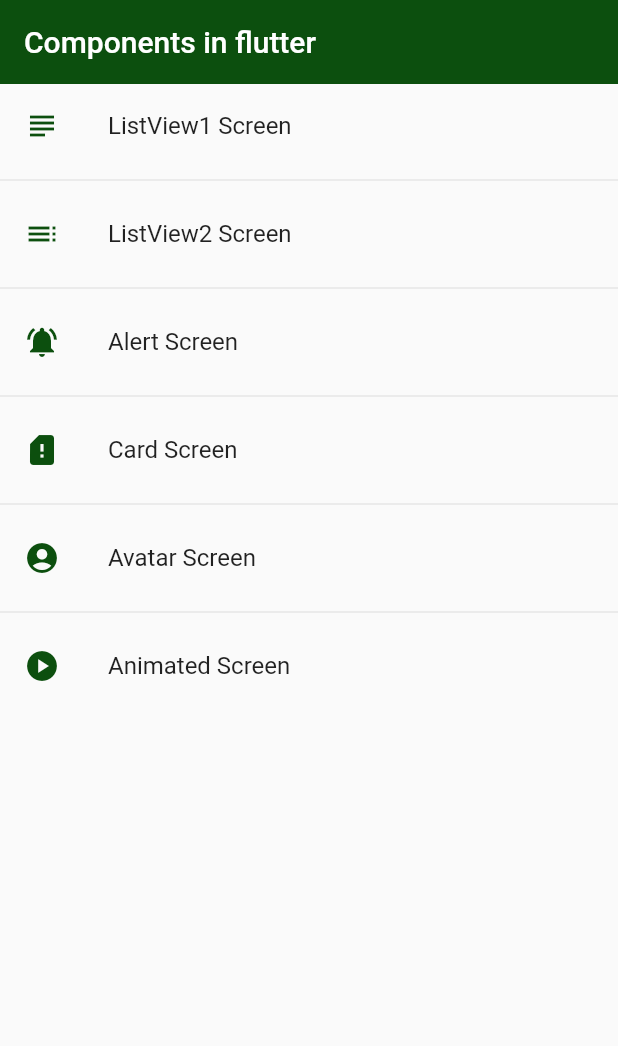
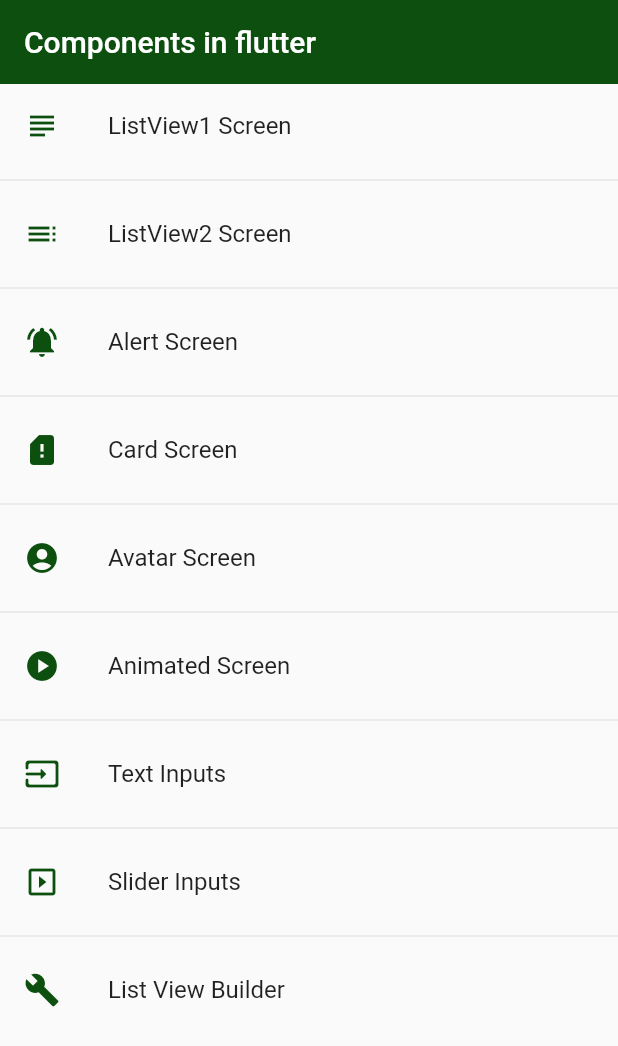
Before and after one commit to sebasgarcia29/widgets-flutter, a Flutter app: the screen it shows after launch, on a phone screen of 412 x 824 dp. Shown: the top 1046 px of the screen. Run offline on Flutter 3.47's test engine with Material 2 defaults, Android fonts, the phone set to English and light mode, and no system bars.

```diff
--- a/lib/router/app_routes.dart
+++ b/lib/router/app_routes.dart
@@ -49,6 +49,24 @@ class AppRoutes {
       screen: const AnimatedScreen(),
       icon: Icons.play_circle,
     ),
+    MenuOption(
+      route: 'inputs',
+      name: 'Text Inputs',
+      screen: const InputsScreen(),
+      icon: Icons.input_rounded,
+    ),
+    MenuOption(
+      route: 'inputs',
+      name: 'Slider Inputs',
+      screen: const SliderScreen(),
+      icon: Icons.slideshow,
+    ),
+    MenuOption(
+      route: 'listViewBuilder',
+      name: 'List View Builder',
+      screen: const ListViewBuilderScreen(),
+      icon: Icons.build,
+    ),
   ];
 
   static Map<String, Widget Function(BuildContext)> getAppRoutes() {
--- a/lib/screens/screens.dart
+++ b/lib/screens/screens.dart
@@ -1,8 +1,10 @@
+export 'package:fl_components/screens/alert_screen.dart';
 export 'package:fl_components/screens/animated_screen.dart';
-
 export 'package:fl_components/screens/avatar_screen.dart';
-export 'package:fl_components/screens/alert_screen.dart';
 export 'package:fl_components/screens/card_screen.dart';
+export 'package:fl_components/screens/home_screen.dart';
+export 'package:fl_components/screens/input_screens.dart';
+export 'package:fl_components/screens/listview2_screen.dart';
 export 'package:fl_components/screens/listwiew1_screen.dart';
-export 'package:fl_components/screens/listview2_screen.dart';
-export 'package:fl_components/screens/home_screen.dart';
+export 'package:fl_components/screens/slider_screen.dart';
+export 'package:fl_components/screens/list_view_builder_screen.dart';
--- a/lib/theme/app_theme.dart
+++ b/lib/theme/app_theme.dart
@@ -19,11 +19,53 @@ class AppTheme {
     // ElevatedButtonThemeData
     elevatedButtonTheme: ElevatedButtonThemeData(
       style: ElevatedButton.styleFrom(
-        backgroundColor: Colors.red,
+        backgroundColor: primaryColor,
         foregroundColor: Colors.white,
         shape: const StadiumBorder(),
         elevation: 0,
       ),
+    ),
+    inputDecorationTheme: InputDecorationTheme(
+      floatingLabelStyle: const TextStyle(color: primaryColor),
+      labelStyle: const TextStyle(color: primaryColor),
+      helperStyle: const TextStyle(color: primaryColor),
+      hintStyle: const TextStyle(color: primaryColor),
+      errorStyle: const TextStyle(color: primaryColor),
+      prefixStyle: const TextStyle(color: primaryColor),
+      suffixStyle: const TextStyle(color: primaryColor),
+      counterStyle: const TextStyle(color: primaryColor),
+      filled: true,
+      fillColor: Colors.white,
+      border: OutlineInputBorder(
+        borderRadius: BorderRadius.circular(10),
+      ),
+      enabledBorder: const OutlineInputBorder(
+        borderSide: BorderSide(color: primaryColor, width: 1),
+        borderRadius: BorderRadius.only(
+          bottomLeft: Radius.circular(10),
+          topRight: Radius.circular(10),
+        ),
+      ),
+      focusedBorder: const OutlineInputBorder(
+        borderSide: BorderSide(color: primaryColor, width: 1),
+        borderRadius: BorderRadius.only(
+          bottomLeft: Radius.circular(10),
+          topRight: Radius.circular(10),
+        ),
+      ),
+      errorBorder: const OutlineInputBorder(
+        borderSide: BorderSide(color: Colors.red, width: 1),
+        borderRadius: BorderRadius.only(
+          bottomLeft: Radius.circular(10),
+          topRight: Radius.circular(10),
+        ),
+      ),
+      focusedErrorBorder: const OutlineInputBorder(
+          borderSide: BorderSide(color: Colors.red, width: 1),
+          borderRadius: BorderRadius.only(
+            bottomLeft: Radius.circular(10),
+            topRight: Radius.circular(10),
+          )),
     ),
   );
 
--- a/lib/widgets/widgets.dart
+++ b/lib/widgets/widgets.dart
@@ -1,2 +1,3 @@
 export 'package:fl_components/widgets/custom_card_type_1.dart';
 export 'package:fl_components/widgets/custom_card_type_2.dart';
+export 'package:fl_components/widgets/custom_input_field.dart';
```
Also changed, not shown: lib/screens/input_screens.dart (added, +96 -0 lines), lib/screens/list_view_builder_screen.dart (added, +122 -0 lines), lib/screens/slider_screen.dart (added, +80 -0 lines), lib/widgets/custom_input_field.dart (added, +54 -0 lines).
